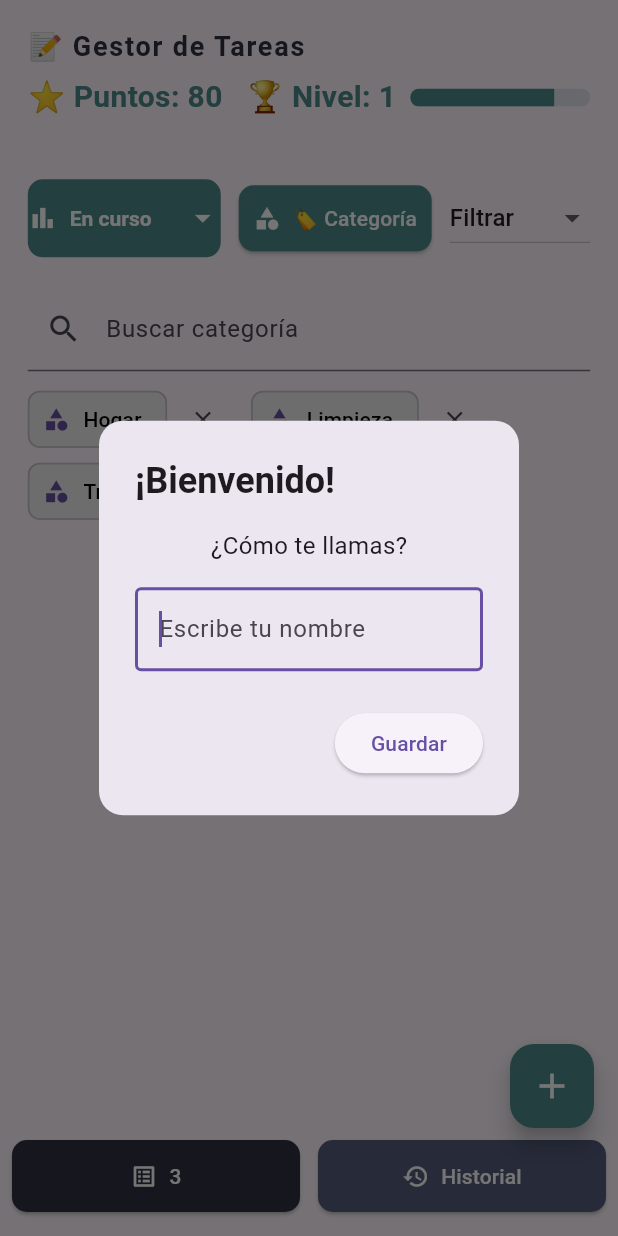
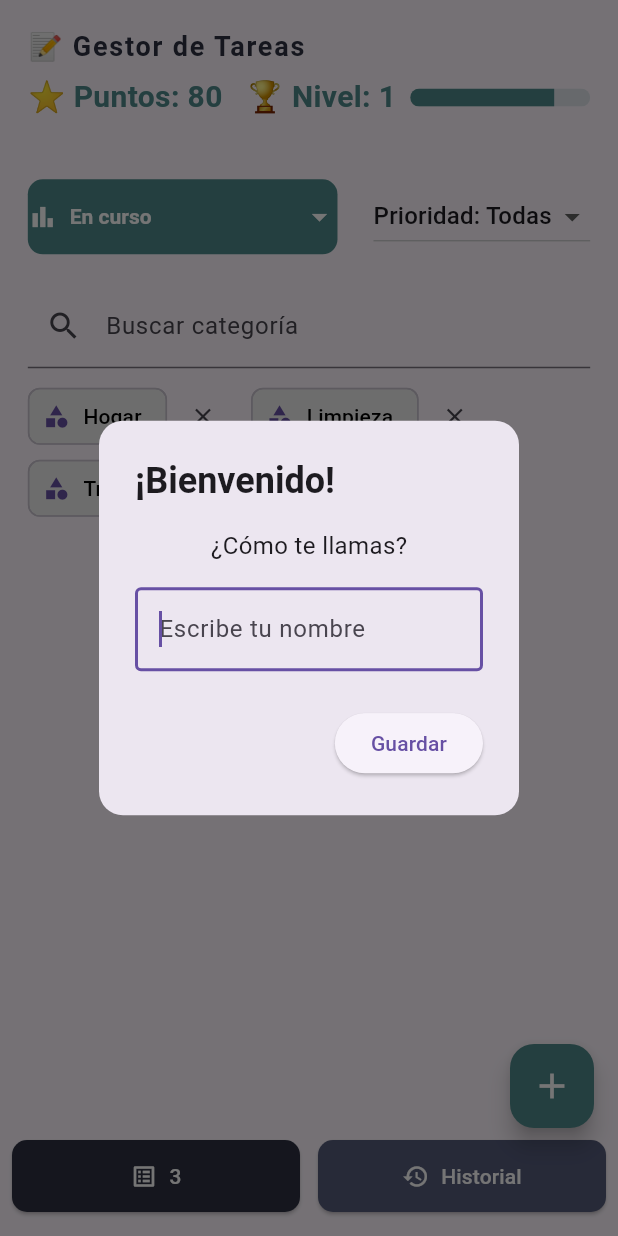
Before and after one commit to sebastianFS01/pruebaGestorTareas, a Flutter app: the screen it shows after launch, on a phone screen of 412 x 824 dp. Run offline on Flutter 3.47's test engine with Material 3 defaults, Android fonts, the phone set to English and light mode, and no system bars; our stand-ins replace flutter_riverpod, isar, shared_preferences; accounts and stored records are empty; generated files the repository leaves out were written again.

Commit message:
Se agrego la prioridad que era lo que faltaba en añadir y editar una tarea

```diff
--- a/lib/presentation/01-Home/screen/home_screen.dart
+++ b/lib/presentation/01-Home/screen/home_screen.dart
@@ -26,6 +26,9 @@ class HomeScreen extends ConsumerStatefulWidget {
 }
 
 class _HomeScreenState extends ConsumerState<HomeScreen> {
+  // Filtro de prioridad
+  String selectedPrioridad = 'Todas';
+  final List<String> prioridades = ['Todas', 'Alta', 'Media', 'Baja'];
   String? userName;
 
   @override
@@ -154,21 +157,21 @@ class _HomeScreenState extends ConsumerState<HomeScreen> {
                           selectedEstado = estado!;
                         });
                       },
-                      onCategoriaPressed: () {},
+                      onCategoriaPressed: null, // Botón eliminado
                     ),
                   ),
                   const SizedBox(width: 12),
                   DropdownButton<String>(
-                    value: filtroTareas,
-                    items: opcionesFiltro.map((opcion) {
+                    value: selectedPrioridad,
+                    items: prioridades.map((opcion) {
                       return DropdownMenuItem<String>(
                         value: opcion,
-                        child: Text(opcion),
+                        child: Text('Prioridad: $opcion'),
                       );
                     }).toList(),
                     onChanged: (valor) {
                       setState(() {
-                        filtroTareas = valor!;
+                        selectedPrioridad = valor!;
                       });
                     },
                   ),
@@ -201,17 +204,26 @@ class _HomeScreenState extends ConsumerState<HomeScreen> {
               Consumer(
                 builder: (context, ref, child) {
                   final tareaEjemplo = ref.watch(tareaProvider);
+                  // Filtrado por prioridad
+                  final tareasFiltradas = selectedPrioridad == 'Todas'
+                      ? tareaEjemplo
+                      : tareaEjemplo
+                            .where(
+                              (t) =>
+                                  (t.prioridad ?? '').toLowerCase() ==
+                                  selectedPrioridad.toLowerCase(),
+                            )
+                            .toList();
                   return Expanded(
                     child: ListView.builder(
                       itemBuilder: (context, index) {
-                        // Aquí podrías filtrar las tareas por estado/categoría si tuvieras una lista
                         return Column(
                           children: [
-                            HomeTaskExampleCard(tarea: tareaEjemplo[index]),
+                            HomeTaskExampleCard(tarea: tareasFiltradas[index]),
                           ],
                         );
                       },
-                      itemCount: tareaEjemplo.length,
+                      itemCount: tareasFiltradas.length,
                     ),
                   );
                 },
--- a/lib/presentation/01-Home/widgets/home_state_category_buttons.dart
+++ b/lib/presentation/01-Home/widgets/home_state_category_buttons.dart
@@ -1,5 +1,4 @@
 import 'package:flutter/material.dart';
-
 
 class HomeStateCategoryButtons extends StatelessWidget {
   final String selectedEstado;
@@ -7,11 +6,7 @@ class HomeStateCategoryButtons extends StatelessWidget {
   final ValueChanged<String?>? onEstadoChanged;
   final VoidCallback? onCategoriaPressed;
 
-  static const List<String> estados = [
-    'En curso',
-    'Completada',
-    'Pendiente',
-  ];
+  static const List<String> estados = ['En curso', 'Completada', 'Pendiente'];
 
   const HomeStateCategoryButtons({
     super.key,
@@ -27,7 +22,7 @@ class HomeStateCategoryButtons extends StatelessWidget {
       children: [
         Expanded(
           child: Container(
-            padding: const EdgeInsets.symmetric(vertical: 2),
+            padding: const EdgeInsets.symmetric(vertical: 1),
             decoration: BoxDecoration(
               color: const Color(0xFF4F8A8B),
               borderRadius: BorderRadius.circular(10),
@@ -37,15 +32,25 @@ class HomeStateCategoryButtons extends StatelessWidget {
                 value: selectedEstado,
                 dropdownColor: const Color(0xFF4F8A8B),
                 iconEnabledColor: Colors.white,
-                style: const TextStyle(color: Colors.white, fontWeight: FontWeight.bold),
+                style: const TextStyle(
+                  color: Colors.white,
+                  fontWeight: FontWeight.bold,
+                ),
                 items: estados.map((estado) {
                   return DropdownMenuItem<String>(
                     value: estado,
                     child: Row(
                       children: [
-                        const Icon(Icons.bar_chart, color: Colors.white, size: 20),
+                        const Icon(
+                          Icons.bar_chart,
+                          color: Colors.white,
+                          size: 20,
+                        ),
                         const SizedBox(width: 8),
-                        Text(estado, style: const TextStyle(color: Colors.white)),
+                        Text(
+                          estado,
+                          style: const TextStyle(color: Colors.white),
+                        ),
                       ],
                     ),
                   );
@@ -56,21 +61,21 @@ class HomeStateCategoryButtons extends StatelessWidget {
           ),
         ),
         const SizedBox(width: 12),
-        Expanded(
-          child: ElevatedButton.icon(
-            style: ElevatedButton.styleFrom(
-              backgroundColor: const Color(0xFF4F8A8B),
-              foregroundColor: Colors.white,
-              shape: RoundedRectangleBorder(
-                borderRadius: BorderRadius.circular(10),
-              ),
-              padding: const EdgeInsets.symmetric(vertical: 12),
-            ),
-            onPressed: onCategoriaPressed,
-            icon: const Icon(Icons.category),
-            label: Text(categoria),
-          ),
-        ),
+        // Expanded(
+        //   child: ElevatedButton.icon(
+        //     style: ElevatedButton.styleFrom(
+        //       backgroundColor: const Color(0xFF4F8A8B),
+        //       foregroundColor: Colors.white,
+        //       shape: RoundedRectangleBorder(
+        //         borderRadius: BorderRadius.circular(10),
+        //       ),
+        //       padding: const EdgeInsets.symmetric(vertical: 12),
+        //     ),
+        //     onPressed: onCategoriaPressed,
+        //     icon: const Icon(Icons.category),
+        //     label: Text(categoria),
+        //   ),
+        // ),
       ],
     );
   }
--- a/lib/presentation/02-añadirTarea/screen/tarea_screen.dart
+++ b/lib/presentation/02-añadirTarea/screen/tarea_screen.dart
@@ -43,13 +43,14 @@ class TareaScreen extends StatelessWidget {
                 tarea: tarea,
                 isEdit: isEdit,
                 onCancelar: () => Navigator.of(context).pop(),
-                onGuardar: (titulo, descripcion, estado, categorias) {
+                onGuardar:
+                    (titulo, descripcion, estado, categorias, prioridad) {
                       pressButtonCrear(
                         context,
                         ref,
                         Tarea(
                           estado: estado,
-                      prioridad: 'Baja',
+                          prioridad: prioridad,
                           valorPuntos: 50,
                           title: titulo,
                           description: descripcion,
--- a/lib/presentation/02-añadirTarea/widgets/tarea_form.dart
+++ b/lib/presentation/02-añadirTarea/widgets/tarea_form.dart
@@ -9,6 +9,7 @@ class TareaForm extends StatefulWidget {
     String descripcion,
     String estado,
     List<String> categorias,
+    String prioridad,
   )?
   onGuardar;
   final VoidCallback? onCancelar;
@@ -35,6 +36,8 @@ class _TareaFormState extends State<TareaForm> {
   List<String> _categorias = [];
   int? _editCategoriaIndex;
   late TextEditingController _editCategoriaController;
+  String? _prioridad;
+  final List<String> _prioridades = ['Alta', 'Media', 'Baja'];
 
   @override
   void initState() {
@@ -49,6 +52,7 @@ class _TareaFormState extends State<TareaForm> {
     _categorias = widget.tarea?.categoria != null
         ? List<String>.from(widget.tarea.categoria)
         : [];
+    _prioridad = widget.tarea?.prioridad ?? null;
   }
 
   @override
@@ -83,6 +87,27 @@ class _TareaFormState extends State<TareaForm> {
       child: Column(
         crossAxisAlignment: CrossAxisAlignment.start,
         children: [
+          // Prioridad
+          DropdownButtonFormField<String>(
+            value: _prioridad,
+            decoration: const InputDecoration(
+              labelText: 'Prioridad',
+              border: OutlineInputBorder(),
+              prefixIcon: Icon(Icons.flag, color: Color(0xFF4F8A8B)),
+            ),
+            items: _prioridades
+                .map((p) => DropdownMenuItem(value: p, child: Text(p)))
+                .toList(),
+            validator: (value) => value == null || value.isEmpty
+                ? 'Selecciona una prioridad'
+                : null,
+            onChanged: (value) {
+              setState(() {
+                _prioridad = value;
+              });
+            },
+          ),
+          const SizedBox(height: 16),
           // Título
           TextFormField(
             controller: _tituloController,
@@ -345,7 +370,10 @@ class _TareaFormState extends State<TareaForm> {
                       onPressed: () {
                         if (_formKey.currentState?.validate() ?? false) {
                           if (_tituloController.text.trim().isEmpty ||
-                              _descripcionController.text.trim().isEmpty) {
+                              _descripcionController.text.trim().isEmpty ||
+                              _prioridad == null ||
+                              _categorias.isEmpty) {
+                            // Validación extra por seguridad
                             return;
                           }
                           if (widget.onGuardar != null) {
@@ -354,6 +382,7 @@ class _TareaFormState extends State<TareaForm> {
                               _descripcionController.text.trim(),
                               _estado,
                               _categorias,
+                              _prioridad!,
                             );
                           }
                         }
```
Lines whose indentation alone changed are shown as unchanged.
